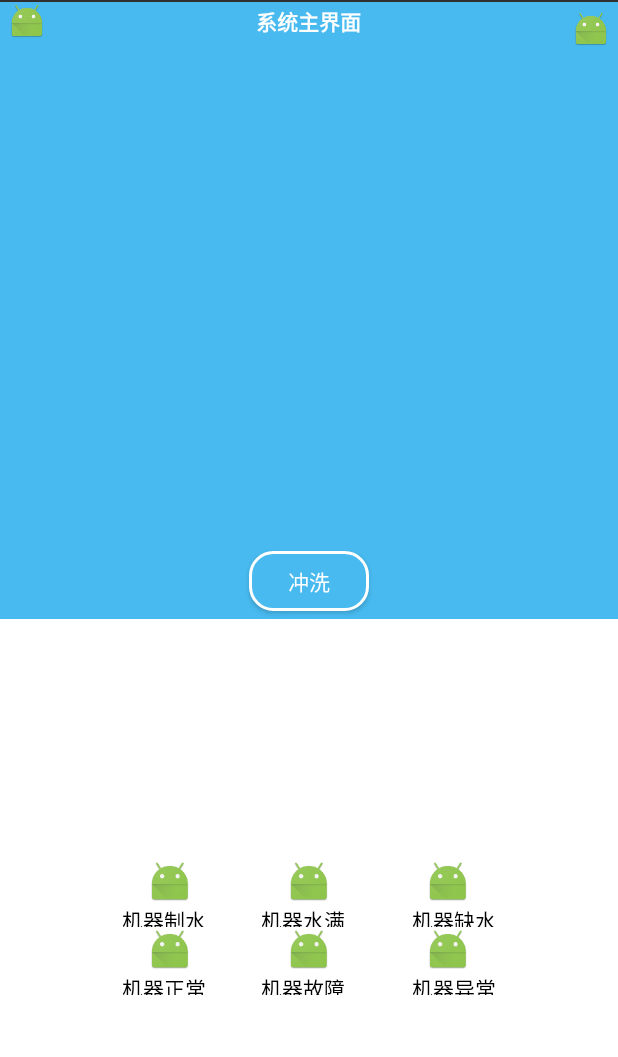
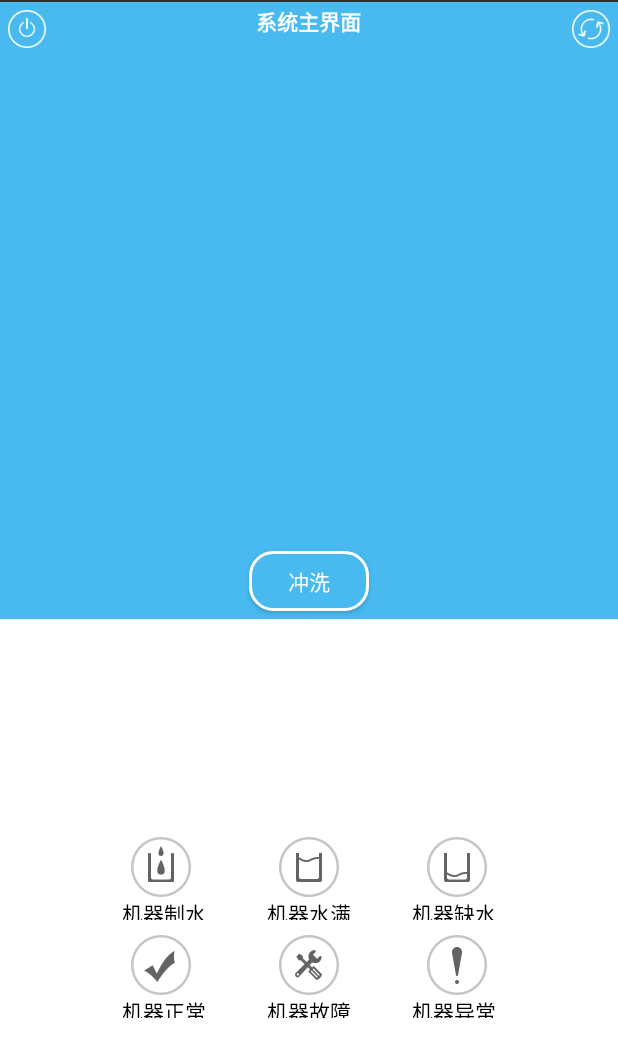
Before and after one commit to yuxinhui/HealthApp, an Android app: the screen it shows after launch (MainActivity), on a phone screen of 412 x 824 dp. Shown: the top 1057 px of the screen. Run offline under Robolectric (Android 15) with nearby library versions, the light colour scheme and no system bars.

Commit message:
填充图片

```diff
--- a/app/build.gradle
+++ b/app/build.gradle
@@ -3,6 +3,9 @@ apply plugin: 'com.android.application'
 android {
     compileSdkVersion 24
     buildToolsVersion '25.0.0'
+    // 取消掉系统对.9图片的检查
+    aaptOptions.cruncherEnabled = false
+    aaptOptions.useNewCruncher = false
     defaultConfig {
         applicationId "com.jinfukeji.healthapp"
         minSdkVersion 19
--- a/app/src/main/res/layout/activity_chongxi.xml
+++ b/app/src/main/res/layout/activity_chongxi.xml
@@ -18,7 +18,7 @@
             android:layout_height="25dp" />
         <ImageView
             android:id="@+id/fanhui_img"
-            android:src="@mipmap/ic_launcher"
+            android:src="@mipmap/fanhui"
             android:layout_alignParentRight="true"
             android:layout_marginRight="10dp"
             android:layout_marginTop="5dp"
--- a/app/src/main/res/layout/activity_chongzhi.xml
+++ b/app/src/main/res/layout/activity_chongzhi.xml
@@ -16,7 +16,7 @@
             android:layout_height="25dp"
             android:layout_alignParentRight="true"
             android:layout_marginRight="10dp"
-            android:src="@mipmap/ic_launcher" />
+            android:src="@mipmap/fanhui" />
 
         <TextView
             android:layout_width="wrap_content"
--- a/app/src/main/res/layout/activity_jiqishezhi.xml
+++ b/app/src/main/res/layout/activity_jiqishezhi.xml
@@ -17,7 +17,7 @@
             android:layout_height="25dp"
             android:layout_alignParentRight="true"
             android:layout_marginRight="10dp"
-            android:src="@mipmap/ic_launcher" />
+            android:src="@mipmap/fanhui" />
 
         <TextView
             android:layout_width="wrap_content"
--- a/app/src/main/res/layout/activity_lvxin.xml
+++ b/app/src/main/res/layout/activity_lvxin.xml
@@ -10,7 +10,7 @@
         android:layout_height="0dp">
         <ImageView
             android:id="@+id/fanhui_img"
-            android:src="@mipmap/ic_launcher"
+            android:src="@mipmap/fanhui"
             android:layout_alignParentRight="true"
             android:layout_marginRight="10dp"
             android:layout_width="25dp"
--- a/app/src/main/res/layout/activity_myshezhi.xml
+++ b/app/src/main/res/layout/activity_myshezhi.xml
@@ -16,7 +16,7 @@
             android:layout_height="25dp"
             android:layout_alignParentRight="true"
             android:layout_marginRight="10dp"
-            android:src="@mipmap/ic_launcher" />
+            android:src="@mipmap/fanhui" />
 
         <TextView
             android:layout_width="wrap_content"
--- a/app/src/main/res/layout/activity_myzhangdan.xml
+++ b/app/src/main/res/layout/activity_myzhangdan.xml
@@ -16,7 +16,7 @@
             android:layout_height="25dp"
             android:layout_alignParentRight="true"
             android:layout_marginRight="10dp"
-            android:src="@mipmap/ic_launcher" />
+            android:src="@mipmap/fanhui" />
 
         <TextView
             android:layout_width="wrap_content"
--- a/app/src/main/res/layout/activity_region.xml
+++ b/app/src/main/res/layout/activity_region.xml
@@ -16,7 +16,7 @@
             android:layout_height="25dp"
             android:layout_alignParentRight="true"
             android:layout_marginRight="10dp"
-            android:src="@mipmap/ic_launcher" />
+            android:src="@mipmap/fanhui" />
 
         <TextView
             android:layout_width="wrap_content"
--- a/app/src/main/res/layout/fragment_index.xml
+++ b/app/src/main/res/layout/fragment_index.xml
@@ -12,9 +12,9 @@
 
         <ImageView
             android:id="@+id/kaiguan_img"
-            android:layout_marginLeft="5dp"
+            android:layout_margin="5dp"
             android:layout_width="25dp"
-            android:src="@mipmap/ic_launcher"
+            android:src="@mipmap/guanbi"
             android:layout_height="25dp" />
         <TextView
             android:gravity="center"
@@ -28,7 +28,7 @@
             android:id="@+id/shuaxin_img"
             android:layout_alignParentRight="true"
             android:layout_margin="5dp"
-            android:src="@mipmap/ic_launcher"
+            android:src="@mipmap/shuaxin"
             android:layout_width="25dp"
             android:layout_height="25dp" />
         <Button
@@ -56,121 +56,124 @@
                 android:layout_width="match_parent"
                 android:layout_weight="1"
                 android:layout_height="0dp">
-                <RelativeLayout
+                <LinearLayout
+                    android:id="@+id/jiqizhishui_ll"
+                    android:layout_weight="1"
+                    android:orientation="vertical"
+                    android:layout_gravity="bottom"
+                    android:layout_width="match_parent"
+                    android:layout_height="55dp">
+                    <ImageView
+                        android:src="@mipmap/jiqizhishui"
+                        android:layout_width="40dp"
+                        android:layout_height="40dp"
+                        android:layout_gravity="right"
+                        android:layout_marginEnd="10dp" />
+                    <TextView
+                        android:text="机器制水"
+                        android:textColor="#000000"
+                        android:layout_width="wrap_content"
+                        android:layout_height="15dp"
+                        android:layout_gravity="right"/>
+                </LinearLayout>
+                <LinearLayout
+                    android:id="@+id/jiqishuiman_ll"
+                    android:orientation="vertical"
                     android:layout_weight="1"
                     android:layout_gravity="bottom"
                     android:layout_width="match_parent"
-                    android:layout_height="45dp">
+                    android:layout_height="55dp">
                     <ImageView
-                        android:id="@+id/zhishui_img"
-                        android:layout_alignParentRight="true"
-                        android:src="@mipmap/ic_launcher"
+                        android:src="@mipmap/jiqishuiman"
+                        android:layout_gravity="center_horizontal"
+                        android:layout_width="40dp"
+                        android:layout_height="40dp" />
+                    <TextView
+                        android:text="机器水满"
+                        android:textColor="#000000"
+                        android:layout_gravity="center_horizontal"
                         android:layout_width="wrap_content"
-                        android:layout_height="30dp" />
+                        android:layout_height="15dp" />
+                </LinearLayout>
+                <LinearLayout
+                    android:id="@+id/jiqiqueshui_ll"
+                    android:orientation="vertical"
+                    android:layout_weight="1"
+                    android:layout_gravity="bottom"
+                    android:layout_width="match_parent"
+                    android:layout_height="55dp">
+                    <ImageView
+                        android:layout_marginStart="10dp"
+                        android:src="@mipmap/jiqiqueshui"
+                        android:layout_width="40dp"
+                        android:layout_height="40dp" />
                     <TextView
-                        android:layout_below="@id/zhishui_img"
-                        android:text="机器制水"
-                        android:layout_alignRight="@id/zhishui_img"
+                        android:text="机器缺水"
                         android:textColor="#000000"
                         android:layout_width="wrap_content"
                         android:layout_height="15dp" />
-                </RelativeLayout>
-                <RelativeLayout
-                    android:layout_weight="1"
-                    android:layout_gravity="bottom"
-                    android:layout_width="match_parent"
-                    android:layout_height="45dp">
-                    <ImageView
-                        android:id="@+id/shuiman_img"
-                        android:src="@mipmap/ic_launcher"
-                        android:layout_centerHorizontal="true"
-                        android:layout_width="wrap_content"
-                        android:layout_height="30dp" />
-                    <TextView
-                        android:layout_below="@id/shuiman_img"
-                        android:text="机器水满"
-                        android:layout_alignRight="@id/shuiman_img"
-                        android:textColor="#000000"
-                        android:layout_width="wrap_content"
-                        android:layout_height="15dp" />
-                </RelativeLayout>
-                <RelativeLayout
-                    android:layout_weight="1"
-                    android:layout_gravity="bottom"
-                    android:layout_width="match_parent"
-                    android:layout_height="45dp">
-                    <ImageView
-                        android:id="@+id/queshui_img"
-                        android:src="@mipmap/ic_launcher"
-                        android:layout_width="wrap_content"
-                        android:layout_height="30dp" />
-                    <TextView
-                        android:text="机器缺水"
-                        android:textColor="#000000"
-                        android:layout_below="@id/queshui_img"
-                        android:layout_alignLeft="@id/queshui_img"
-                        android:layout_width="wrap_content"
-                        android:layout_height="15dp" />
-                </RelativeLayout>
+                </LinearLayout>
             </LinearLayout>
             <LinearLayout
+                android:layout_marginTop="10dp"
                 android:orientation="horizontal"
                 android:layout_width="match_parent"
                 android:layout_weight="1"
                 android:layout_height="0dp">
-                <RelativeLayout
+                <LinearLayout
+                    android:id="@+id/jiqiOk_ll"
+                    android:orientation="vertical"
                     android:layout_weight="1"
                     android:layout_width="0dp"
-                    android:layout_height="45dp">
+                    android:layout_height="55dp">
                     <ImageView
-                        android:id="@+id/jiqiOk_img"
-                        android:src="@mipmap/ic_launcher"
-                        android:layout_alignParentRight="true"
-                        android:layout_width="wrap_content"
-                        android:layout_height="30dp" />
+                        android:layout_marginEnd="10dp"
+                        android:src="@mipmap/jiqiok"
+                        android:layout_gravity="right"
+                        android:layout_width="40dp"
+                        android:layout_height="40dp" />
                     <TextView
                         android:text="机器正常"
                         android:textColor="#000000"
-                        android:layout_below="@id/jiqiOk_img"
-                        android:layout_alignRight="@id/jiqiOk_img"
+                        android:layout_gravity="right"
                         android:layout_width="wrap_content"
                         android:layout_height="15dp" />
-                </RelativeLayout>
-                <RelativeLayout
+                </LinearLayout>
+                <LinearLayout
+                    android:id="@+id/jiqiguzhang_ll"
+                    android:orientation="vertical"
                     android:layout_weight="1"
                     android:layout_width="0dp"
-                    android:layout_height="45dp">
+                    android:layout_height="55dp">
                     <ImageView
-                        android:id="@+id/guzhang_img"
-                        android:src="@mipmap/ic_launcher"
-                        android:layout_centerHorizontal="true"
-                        android:layout_width="wrap_content"
-                        android:layout_height="30dp" />
+                        android:src="@mipmap/guzhang"
+                        android:layout_gravity="center_horizontal"
+                        android:layout_width="40dp"
+                        android:layout_height="40dp" />
                     <TextView
                         android:text="机器故障"
                         android:textColor="#000000"
-                        android:layout_below="@id/guzhang_img"
-                        android:layout_alignRight="@id/guzhang_img"
+                        android:layout_gravity="center_horizontal"
                         android:layout_width="wrap_content"
                         android:layout_height="15dp" />
-                </RelativeLayout>
-                <RelativeLayout
+                </LinearLayout>
+                <LinearLayout
+                    android:id="@+id/jiqiyichang_ll"
+                    android:orientation="vertical"
                     android:layout_weight="1"
                     android:layout_width="0dp"
-                    android:layout_height="45dp">
+                    android:layout_height="55dp">
                     <ImageView
-                        android:id="@+id/yichang_img"
-                        android:src="@mipmap/ic_launcher"
-                        android:layout_width="wrap_content"
-                        android:layout_height="30dp" />
+                        android:src="@mipmap/jiqiyichang"
+                        android:layout_width="40dp"
+                        android:layout_marginStart="10dp"
+                        android:layout_height="40dp" />
                     <TextView
                         android:text="机器异常"
                         android:textColor="#000000"
-                        android:layout_below="@id/yichang_img"
-                        android:layout_alignLeft="@id/yichang_img"
                         android:layout_width="wrap_content"
                         android:layout_height="15dp" />
-                </RelativeLayout>
+                </LinearLayout>
             </LinearLayout>
         </LinearLayout>
 
```
Also changed, not shown: app/src/main/java/com/jinfukeji/healthapp/activity/PopupWindowActivity.java (+35 -20 lines), app/src/main/res/layout/fragment_banner.xml (+60 -57 lines), app/src/main/res/mipmap-hdpi/fanhui.png (added), app/src/main/res/mipmap-hdpi/guanbi.png (added), app/src/main/res/mipmap-hdpi/guzhang.png (added), app/src/main/res/mipmap-hdpi/jiqiok.png (added), app/src/main/res/mipmap-hdpi/jiqiqueshui.png (added), app/src/main/res/mipmap-hdpi/jiqishuiman.png (added), app/src/main/res/mipmap-hdpi/jiqiyichang.png (added), app/src/main/res/mipmap-hdpi/jiqizhishui.png (added), app/src/main/res/mipmap-hdpi/shuaxin.png (added).
